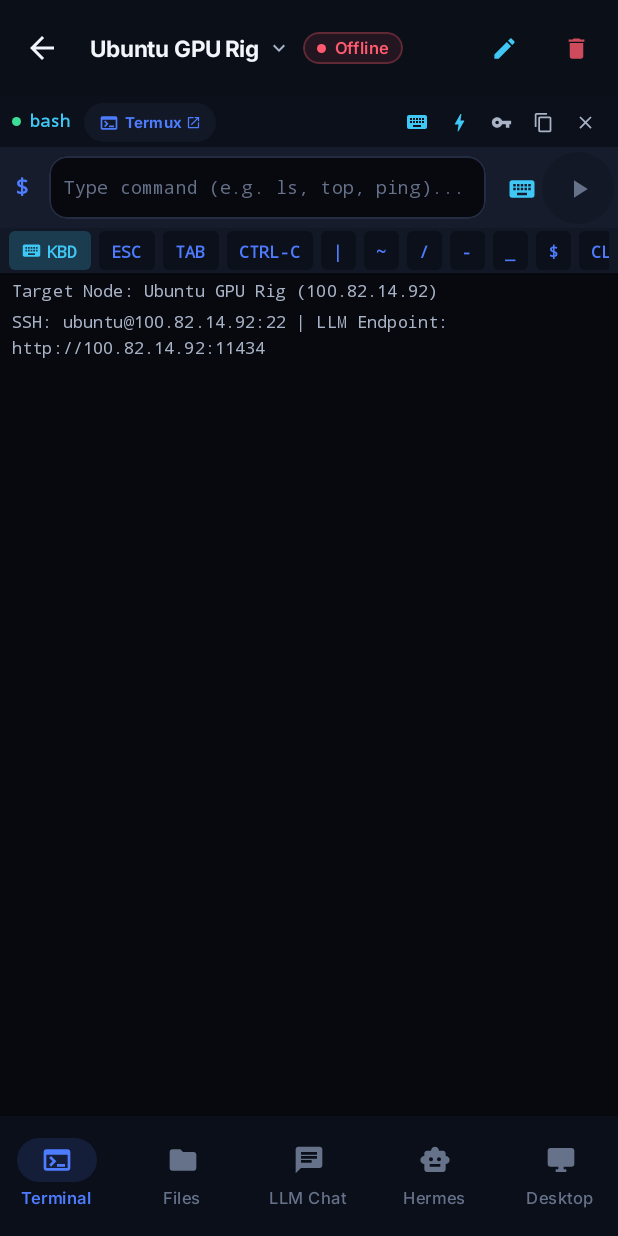
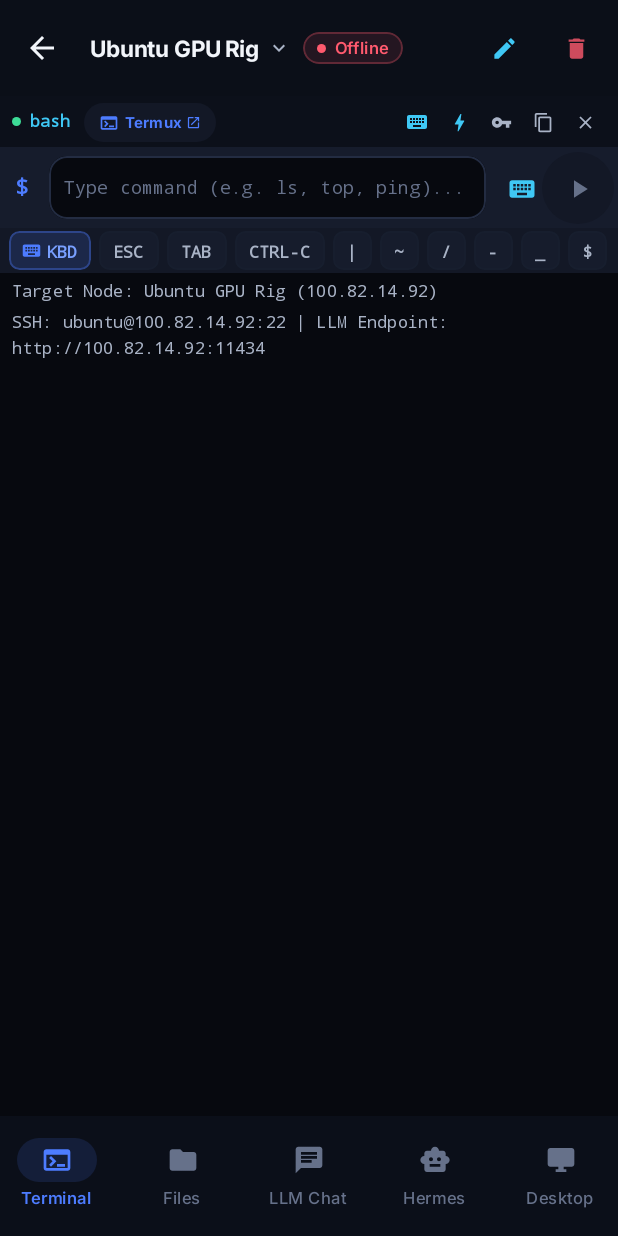
Before and after one commit to MAppsAI/Spark_android, an Android app built with Jetpack Compose: the NodeDetailScreen screen opened through its navigation route, on a phone screen of 412 x 824 dp. Run offline under Robolectric (Android 15) with nearby library versions, the light colour scheme and no system bars; our stand-ins replace Room's generated code; libraries missing offline, so code that uses them is left out: com.jcraft.jsch; 7 statements that could not run were skipped.

Commit message:
design: chat bubbles (azure user / gold hermes), quick-key pills, more previews

```diff
--- a/app/src/main/java/com/example/ui/components/QuickKeyBar.kt
+++ b/app/src/main/java/com/example/ui/components/QuickKeyBar.kt
@@ -1,6 +1,7 @@
 package com.example.ui.components
 
 import androidx.compose.foundation.background
+import androidx.compose.foundation.border
 import androidx.compose.foundation.clickable
 import androidx.compose.foundation.horizontalScroll
 import androidx.compose.foundation.layout.Arrangement
@@ -29,7 +30,11 @@
 import androidx.compose.ui.unit.dp
 import androidx.compose.ui.unit.sp
 import com.example.ui.theme.CyberCyan
+import com.example.ui.theme.DarkSurfaceElevated
 import com.example.ui.theme.DarkSurfaceVariant
+import com.example.ui.theme.SparkBlue
+import com.example.ui.theme.SparkBlueBright
+import com.example.ui.theme.TextSecondary
 
 @Composable
 fun QuickKeyBar(
@@ -53,8 +58,9 @@
         if (onShowKeyboard != null) {
             Box(
                 modifier = Modifier
-                    .clip(RoundedCornerShape(4.dp))
-                    .background(CyberCyan.copy(alpha = 0.2f))
+                    .clip(RoundedCornerShape(7.dp))
+                    .background(SparkBlue.copy(alpha = 0.16f))
+                    .border(1.dp, SparkBlue.copy(alpha = 0.35f), RoundedCornerShape(7.dp))
                     .clickable { onShowKeyboard() }
                     .padding(horizontal = 8.dp, vertical = 3.dp)
                     .testTag("key_btn_show_keyboard"),
@@ -64,13 +70,13 @@
                     Icon(
                         imageVector = Icons.Default.Keyboard,
                         contentDescription = "Show Keyboard",
-                        tint = CyberCyan,
+                        tint = SparkBlue,
                         modifier = Modifier.size(14.dp)
                     )
                     Spacer(modifier = Modifier.width(3.dp))
                     Text(
                         text = "KBD",
-                        color = CyberCyan,
+                        color = SparkBlueBright,
                         fontSize = 11.sp,
                         fontFamily = FontFamily.Monospace,
                         fontWeight = FontWeight.Bold
@@ -82,16 +88,21 @@
         keys.forEach { key ->
             Box(
                 modifier = Modifier
-                    .clip(RoundedCornerShape(4.dp))
-                    .background(MaterialTheme.colorScheme.surface)
+                    .clip(RoundedCornerShape(7.dp))
+                    .background(DarkSurfaceElevated)
+                    .border(
+                        1.dp,
+                        com.example.ui.theme.DarkBorderSubtle,
+                        RoundedCornerShape(7.dp)
+                    )
                     .clickable { onKeyClick(key) }
-                    .padding(horizontal = 8.dp, vertical = 3.dp)
+                    .padding(horizontal = 9.dp, vertical = 3.dp)
                     .testTag("key_btn_$key"),
                 contentAlignment = Alignment.Center
             ) {
                 Text(
                     text = key,
-                    color = MaterialTheme.colorScheme.primary,
+                    color = TextSecondary,
                     fontSize = 11.sp,
                     fontFamily = FontFamily.Monospace,
                     fontWeight = FontWeight.Bold
```
Also changed, not shown: app/src/main/java/com/example/ui/screens/HermesChatScreen.kt (+8 -12 lines), app/src/main/java/com/example/ui/screens/LlmChatScreen.kt (+18 -10 lines), 1 other file.
